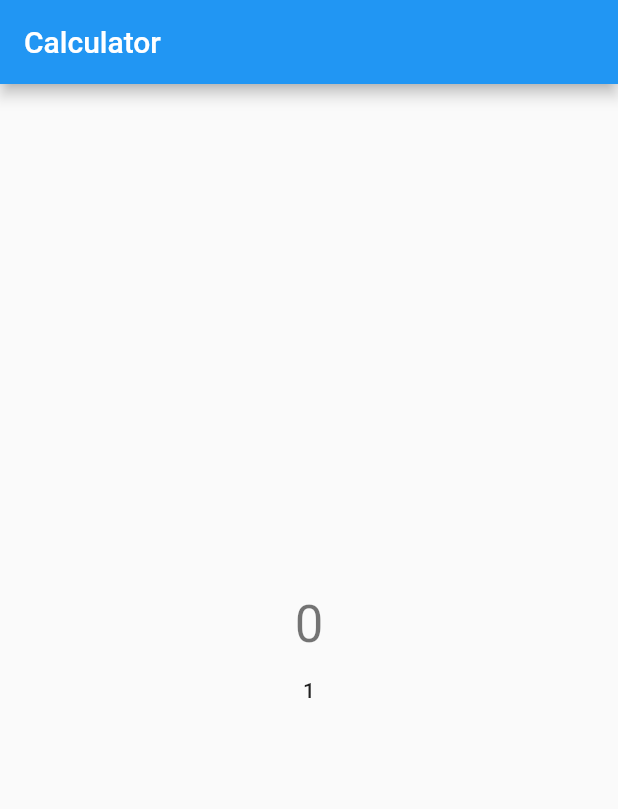
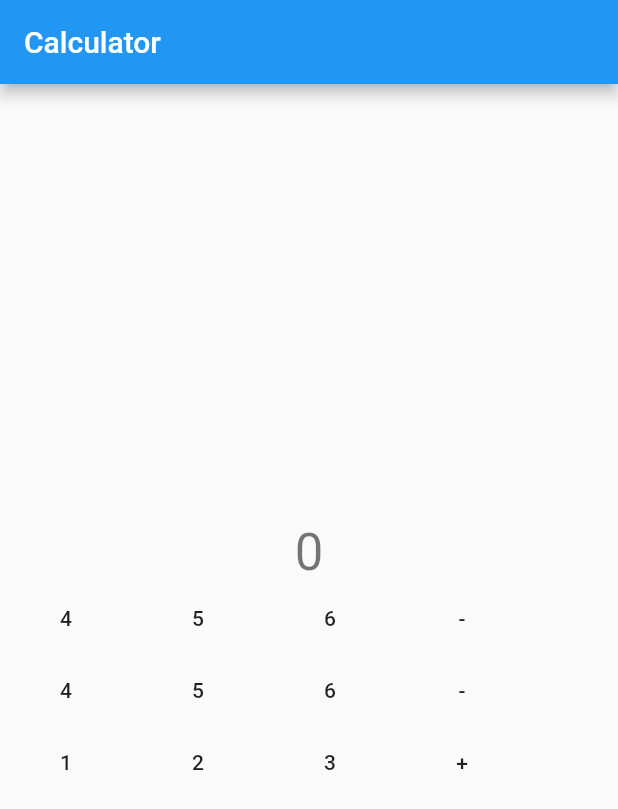
Before and after one commit to adsonpleal/flutter-training, a Flutter app: the screen it shows after launch, on a phone screen of 412 x 824 dp. Shown: the top 809 px of the screen. Run offline on Flutter 3.47's test engine with Material 2 defaults, Android fonts, the phone set to English and light mode, and no system bars.

Commit message:
Add buttons

```diff
--- a/nu_app/lib/main.dart
+++ b/nu_app/lib/main.dart
@@ -25,6 +25,17 @@ class MyHomePage extends StatefulWidget {
 
   @override
   _MyHomePageState createState() => _MyHomePageState();
+}
+
+class CalculatorButton extends StatelessWidget {
+  CalculatorButton({this.title});
+
+  final String title;
+
+  @override
+  Widget build(BuildContext context) {
+    return MaterialButton(child: Text(title), onPressed: () {});
+  }
 }
 
 class _MyHomePageState extends State<MyHomePage> {
@@ -56,7 +67,30 @@ class _MyHomePageState extends State<MyHomePage> {
               '$_counter',
               style: Theme.of(context).textTheme.headline4,
             ),
-            MaterialButton(child: Text('1'), onPressed: _incrementCounter),
+            Row(
+              children: [
+                MaterialButton(child: Text('4'), onPressed: _incrementCounter),
+                MaterialButton(child: Text('5'), onPressed: _incrementCounter),
+                MaterialButton(child: Text('6'), onPressed: _incrementCounter),
+                MaterialButton(child: Text('-'), onPressed: _incrementCounter),
+              ],
+            ),
+            Row(
+              children: [
+                MaterialButton(child: Text('4'), onPressed: _incrementCounter),
+                MaterialButton(child: Text('5'), onPressed: _incrementCounter),
+                MaterialButton(child: Text('6'), onPressed: _incrementCounter),
+                MaterialButton(child: Text('-'), onPressed: _incrementCounter),
+              ],
+            ),
+            Row(
+              children: [
+                MaterialButton(child: Text('1'), onPressed: _incrementCounter),
+                MaterialButton(child: Text('2'), onPressed: _incrementCounter),
+                MaterialButton(child: Text('3'), onPressed: _incrementCounter),
+                MaterialButton(child: Text('+'), onPressed: _incrementCounter),
+              ],
+            ),
           ],
         ),
       ),
```
